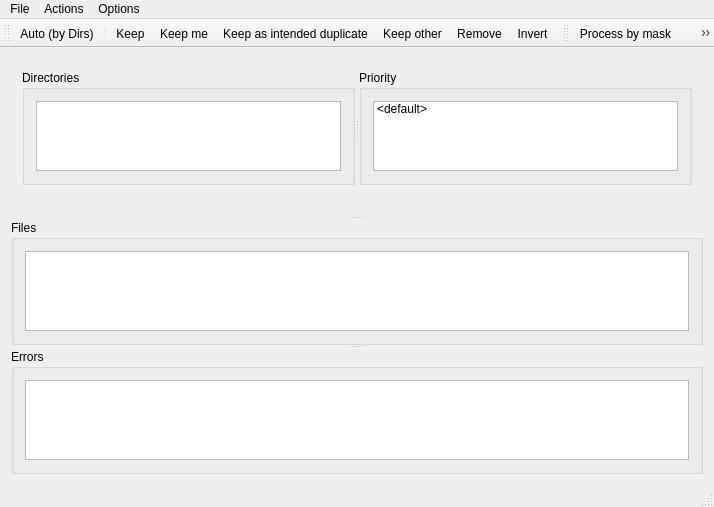
First picture: the form in qdupfind.ui, repository xvrxvr/ddup, before the edit.
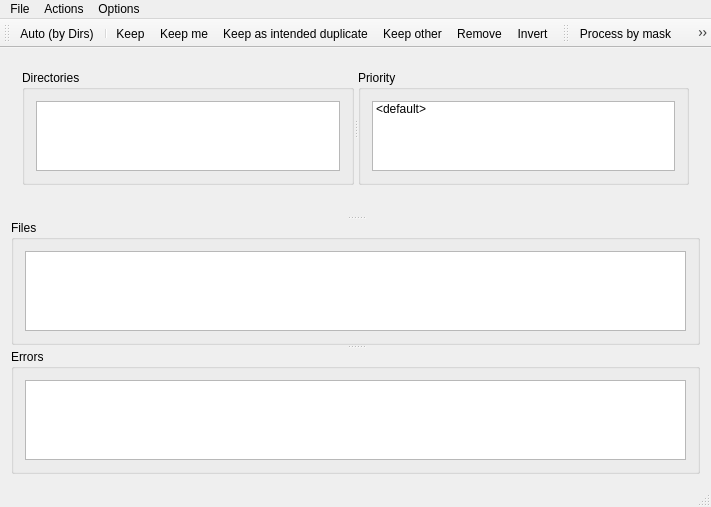
Second picture: the form after the edit. Icons and pictures are not drawn. Custom widgets are drawn as their Qt base class.

The edit to the form file:
```diff
--- a/qdupfind.ui
+++ b/qdupfind.ui
@@ -6,7 +6,7 @@
    <rect>
     <x>0</x>
     <y>0</y>
-    <width>714</width>
+    <width>711</width>
     <height>507</height>
    </rect>
   </property>
@@ -20,7 +20,7 @@
       <property name="orientation">
        <enum>Qt::Vertical</enum>
       </property>
-      <widget class="QWidget" name="">
+      <widget class="QWidget" name="layoutWidget">
        <layout class="QVBoxLayout" name="verticalLayout_5">
         <item>
          <widget class="QSplitter" name="splitter">
@@ -56,7 +56,7 @@
                <bool>true</bool>
               </property>
               <property name="sortingEnabled">
-               <bool>true</bool>
+               <bool>false</bool>
               </property>
               <property name="wordWrap">
                <bool>true</bool>
@@ -166,7 +166,7 @@
     <rect>
      <x>0</x>
      <y>0</y>
-     <width>714</width>
+     <width>711</width>
      <height>22</height>
     </rect>
    </property>
```
